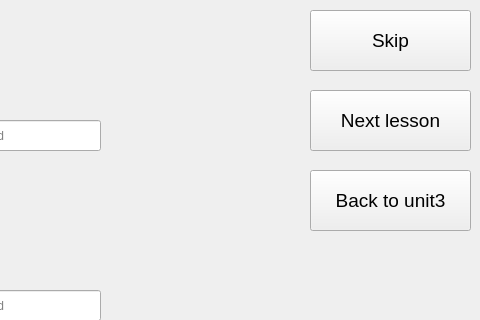
First picture: the form in SPCK/Gui/food2.ui, repository trongphuc1/TL-C4K-PTI01-, before the edit; both pictures show x 320 to 800 and y 0 to 320 of the 800 by 600 pixel window.
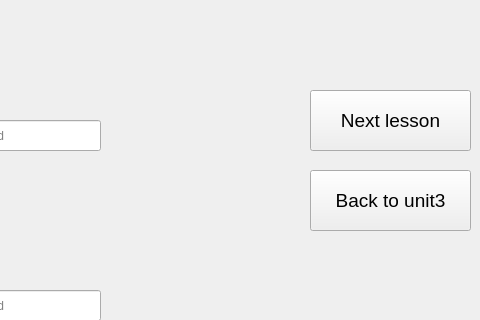
Second picture: the form after the edit. Icons and pictures are not drawn.

Patch:
```diff
--- a/SPCK/Gui/food2.ui
+++ b/SPCK/Gui/food2.ui
@@ -182,24 +182,6 @@
      <string>Next lesson</string>
     </property>
    </widget>
-   <widget class="QPushButton" name="pushButton_6">
-    <property name="geometry">
-     <rect>
-      <x>630</x>
-      <y>10</y>
-      <width>161</width>
-      <height>61</height>
-     </rect>
-    </property>
-    <property name="font">
-     <font>
-      <pointsize>14</pointsize>
-     </font>
-    </property>
-    <property name="text">
-     <string>Skip</string>
-    </property>
-   </widget>
    <widget class="QPushButton" name="pushButton_5">
     <property name="geometry">
      <rect>
```
